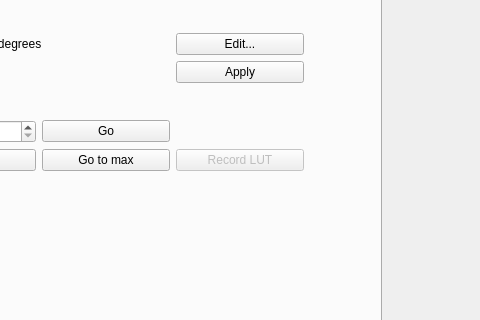
First picture: the form in jrk/usbjrkdialog.ui, repository poes-weather/Sensor-Benchmark, before the edit; both pictures show x 254 to 734 and y 290 to 610 of the 1247 by 701 pixel window.
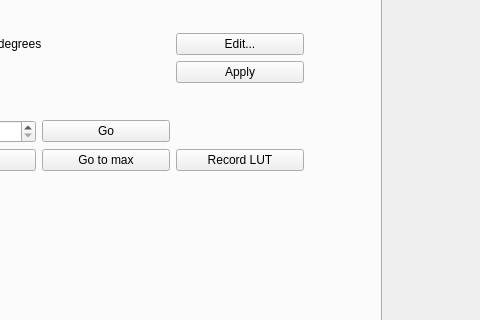
Second picture: the form after the edit.

The edit to the form file:
```diff
--- a/jrk/usbjrkdialog.ui
+++ b/jrk/usbjrkdialog.ui
@@ -648,7 +648,7 @@
          <item row="8" column="3">
           <widget class="QPushButton" name="pushButton">
            <property name="enabled">
-            <bool>false</bool>
+            <bool>true</bool>
            </property>
            <property name="text">
             <string>Record LUT</string>
```
Left out of the diff: 2 changed lines with no effect on the pictures.
